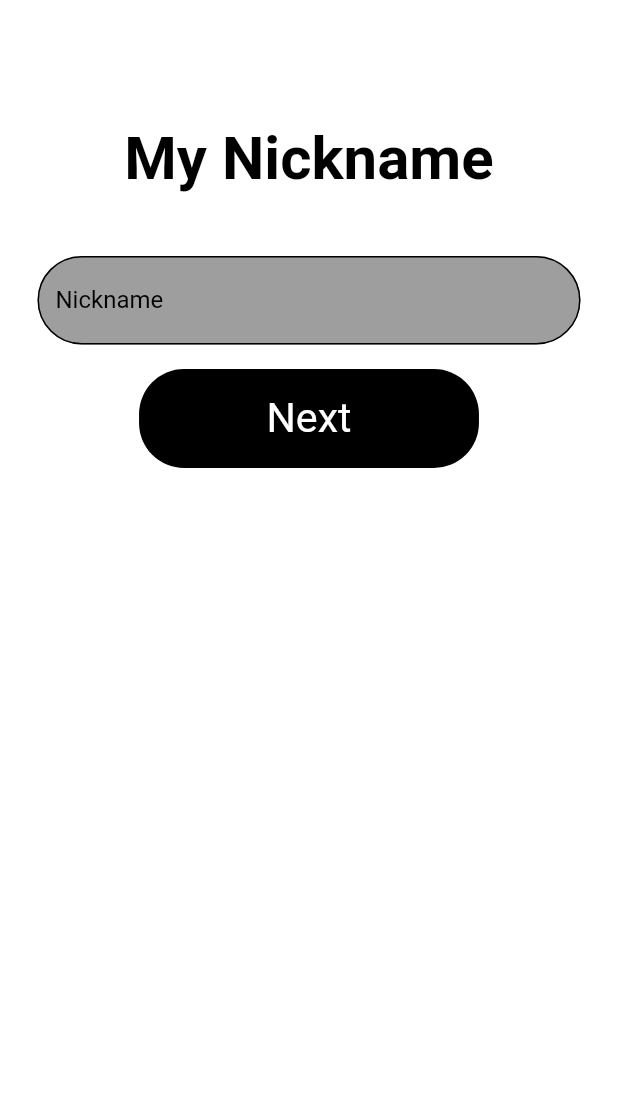
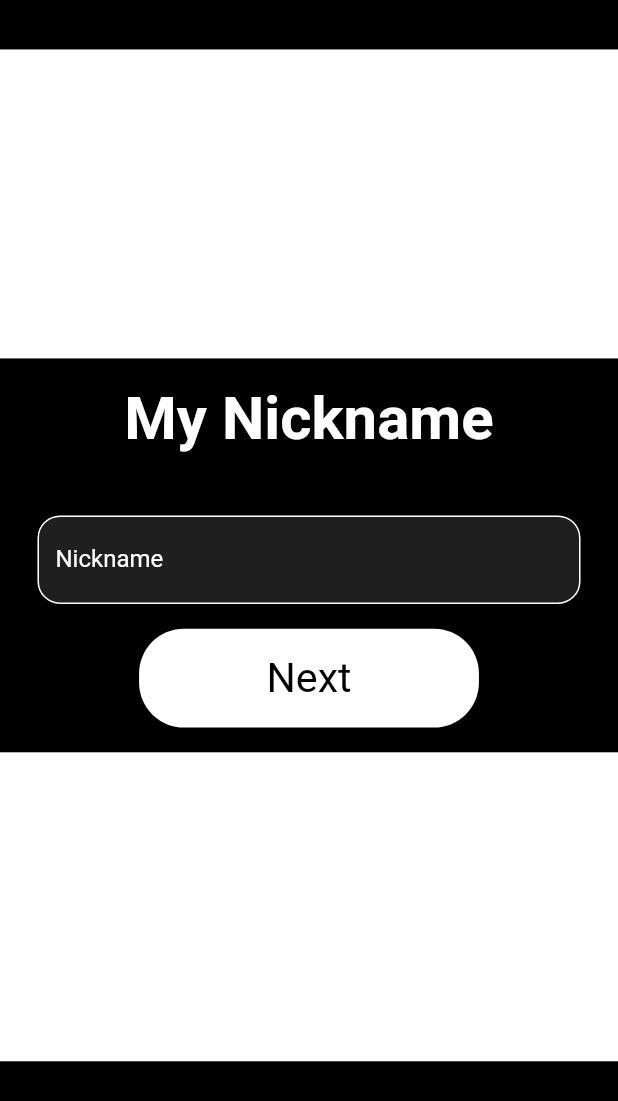
Before and after one commit to PriyanshuBodar6586/loan_app_01, a Flutter app: the Name_screen screen opened directly, on a phone screen of 412 x 824 dp. Shown: the top 1101 px of the screen. Run offline on Flutter 3.47's test engine with Material 2 defaults, Android fonts, the phone set to English and light mode, and no system bars; our stand-ins replace auto_size_text, concentric_transition, flutter_neumorphic, font_awesome_flutter, get, sizer; missing offline and left inert: vertical_card_pager.

Commit message:
20-03-2023

```diff
--- a/lib/view/funds.dart
+++ b/lib/view/funds.dart
@@ -140,7 +140,8 @@ class _FundState extends State<Fund> {
     return   Padding(
       padding: const EdgeInsets.all(8.0),
       child: InkWell(
-        onTap: (){},
+        onTap: (){
+        },
         child: Container(
           height: 8.h,
           width: 100.w,
--- a/lib/view/name.dart
+++ b/lib/view/name.dart
@@ -23,15 +23,19 @@ class _Name_screenState extends State<Name_screen> {
     return Form(
       key: txtkey,
       child: Scaffold(
-        backgroundColor: Colors.white,
+        backgroundColor: Colors.black,
         resizeToAvoidBottomInset: false,
-        body: Stack(
-          children: [
-            Column(
+        body: Column(
           children: [
             SizedBox(
-                  height: 8.h,
+              height: 4.h,
             ),
+            Container(
+              height: 25.h,
+              width: 100.h,
+              color:Colors.white ,
+            ),
+
 
             SizedBox(
               height: 2.h,
@@ -39,7 +43,7 @@ class _Name_screenState extends State<Name_screen> {
             Text(
               "My Nickname",
               style: TextStyle(
-                      color: Colors.black,
+                  color: Colors.white,
                   fontSize: 40,
                   fontWeight: FontWeight.bold),
             ),
@@ -64,19 +68,19 @@ class _Name_screenState extends State<Name_screen> {
                 controller: txtnickname,
                 decoration: InputDecoration(
                   enabledBorder: OutlineInputBorder(
-                        borderSide: BorderSide(color: Colors.black),
-                        borderRadius: BorderRadius.circular(30.0),
+                    borderSide: BorderSide(color: Colors.white),
+                    borderRadius: BorderRadius.circular(15),
                   ),
                   disabledBorder: OutlineInputBorder(
-                        borderSide: BorderSide(color: Colors.black),
-                        borderRadius: BorderRadius.circular(30.0),
+                    borderSide: BorderSide(color: Colors.white),
+                    borderRadius: BorderRadius.circular(15),
                   ),
-                      fillColor: Colors.grey,
+                  fillColor: Colors.white12,
                   filled: true,
                   label: Text(
                     "Nickname",
                     style: TextStyle(
-                          color: Colors.black,
+                      color: Colors.white,
                     ),
                   ),
                 ),
@@ -100,22 +104,29 @@ class _Name_screenState extends State<Name_screen> {
                   height: 8.h,
                   width: 55.w,
                   decoration: BoxDecoration(
-                        color: Colors.black,
+                    color: Colors.white,
 
                     borderRadius: BorderRadius.circular(30),
                   ),
                   child: Center(
                     child: Text("Next",
                         style: TextStyle(
-                                color:Colors.white,
+                            color:Colors.black,
                             fontSize: 20.sp,
                             fontWeight: FontWeight.w400)),
                   ),
                 ),
               ),
             ),
-              ],
+            SizedBox(
+              height: 2.h,
             ),
+            Container(
+              height: 25.h,
+              width: 100.h,
+              color:Colors.white ,
+            ),
+
           ],
         ),
       ),
```
Also changed, not shown: lib/view/bottombar.dart (+5 -5 lines), lib/view/home_screen.dart (+5 -18 lines). Lines whose indentation alone changed are shown as unchanged.
